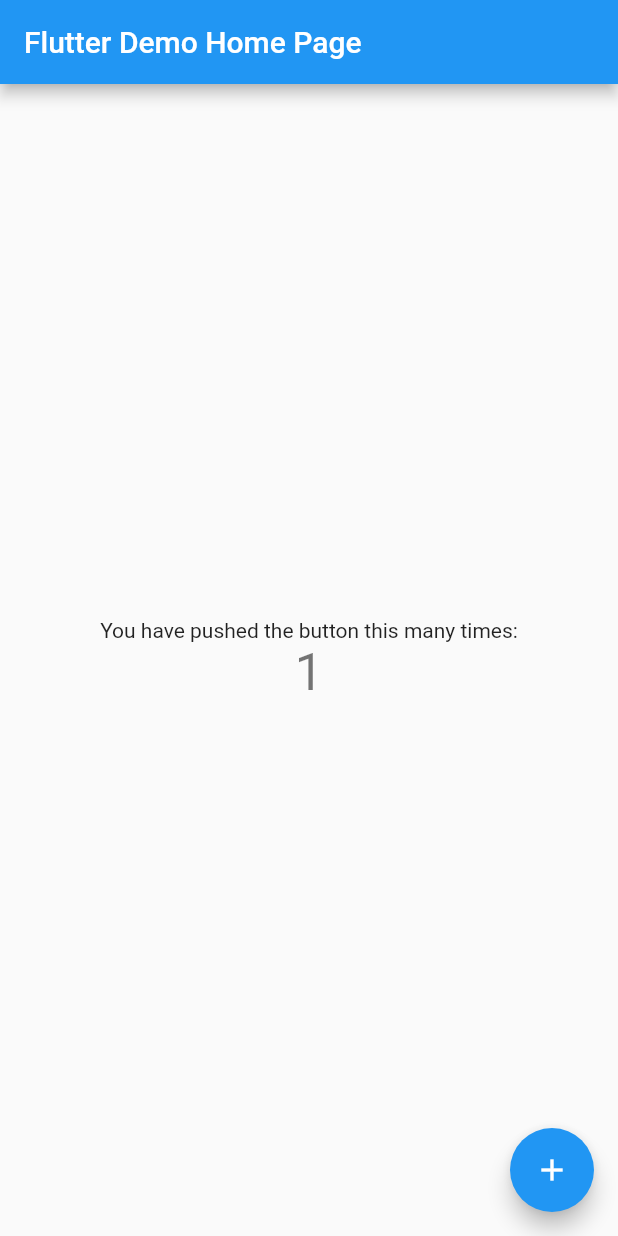
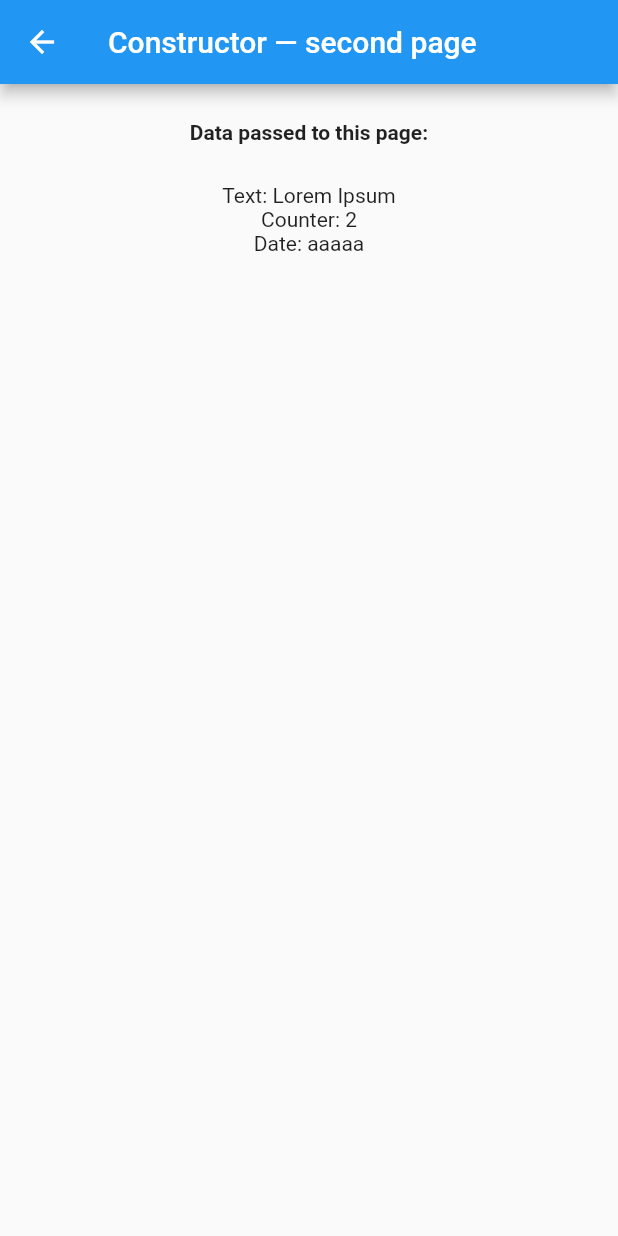
Before and after one commit to ekoRemDev/flutter_pass_data_to_widgets, a Flutter app: the screen it shows after launch, after a tap on the "add" icon, on a phone screen of 412 x 824 dp. Run offline on Flutter 3.47's test engine with Material 2 defaults, Android fonts, the phone set to English and light mode, and no system bars.

Commit message:
pass Data object to second page

```diff
--- a/lib/main.dart
+++ b/lib/main.dart
@@ -1,6 +1,10 @@
 import 'package:flutter/material.dart';
+import 'package:flutter_pass_data_to_widgets/second_page.dart';
+
+import 'model/data.dart';
 
 void main() => runApp(MyApp());
+
 
 class MyApp extends StatelessWidget {
   // This widget is the root of your application.
@@ -18,6 +22,8 @@ class MyApp extends StatelessWidget {
 
 class MyHomePage extends StatefulWidget {
   MyHomePage({Key key, this.title}) : super(key: key);
+
+  final data = Data(text : "Lorem Ipsum",counter: 2,dateTime : "aaaaa");
 
   final String title;
 
@@ -55,7 +61,13 @@ class _MyHomePageState extends State<MyHomePage> {
         ),
       ),
       floatingActionButton: FloatingActionButton(
-        onPressed: _incrementCounter,
+        onPressed: () {
+          Navigator.push(
+            context,
+            MaterialPageRoute(
+                builder: (context) => SecondPage(data: widget.data,)),
+          );
+        },
         tooltip: 'Increment',
         child: Icon(Icons.add),
       ), // This trailing comma makes auto-formatting nicer for build methods.
--- /dev/null
+++ b/lib/model/data.dart
@@ -0,0 +1,7 @@
+class Data {
+  String text;
+  int counter;
+  String dateTime;
+
+  Data({this.text, this.counter, this.dateTime});
+}
--- /dev/null
+++ b/lib/second_page.dart
@@ -0,0 +1,45 @@
+import 'package:flutter/material.dart';
+
+import 'model/data.dart';
+
+class SecondPage extends StatefulWidget {
+  final Data data;
+
+  SecondPage({this.data});
+
+  @override
+  _SecondPageState createState() => _SecondPageState();
+}
+
+class _SecondPageState extends State<SecondPage> {
+  @override
+  Widget build(BuildContext context) {
+    return Scaffold(
+      appBar: AppBar(
+        title: Text('Constructor — second page'),
+      ),
+      body: Container(
+        padding: EdgeInsets.all(12.0),
+        alignment: Alignment.center,
+        child: Column(
+          children: <Widget>[
+            Container(
+                height: 54.0,
+                padding: EdgeInsets.all(12.0),
+                child: Text('Data passed to this page:',
+                    style: TextStyle(fontWeight: FontWeight.w700))),
+            Text('Text: ${widget.data.text}'),
+            Text('Counter: ${widget.data.counter}'),
+            Text('Date: ${widget.data.dateTime}'),
+//            RaisedButton(
+//            onPressed: () {
+//              Navigator.pop(context, widget.data);
+//            },// data back to the first screen},
+//            child: Text('Back'),
+//            ),
+          ],
+        ),
+      ),
+    );
+  }
+}
```
